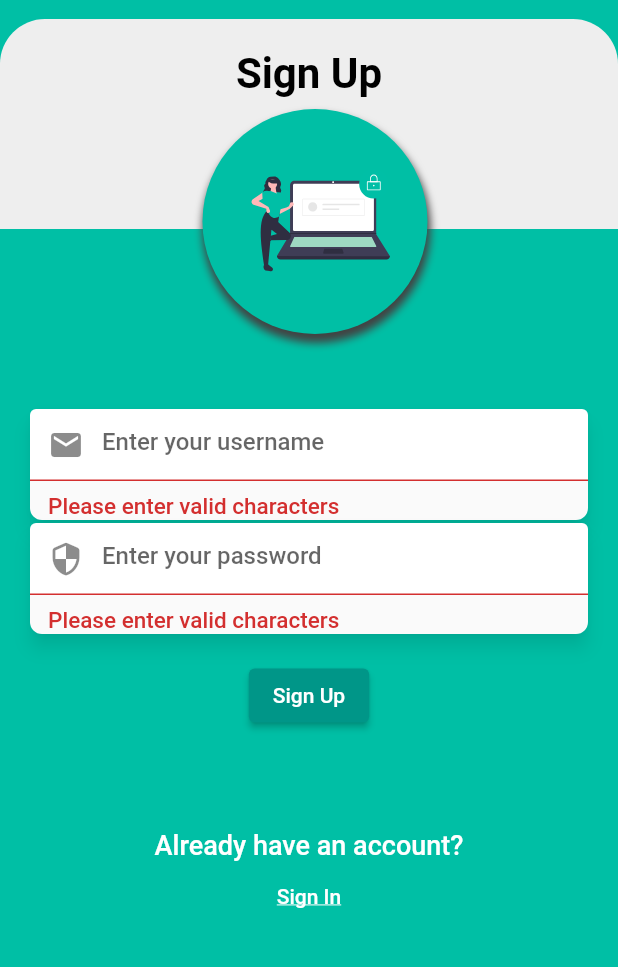
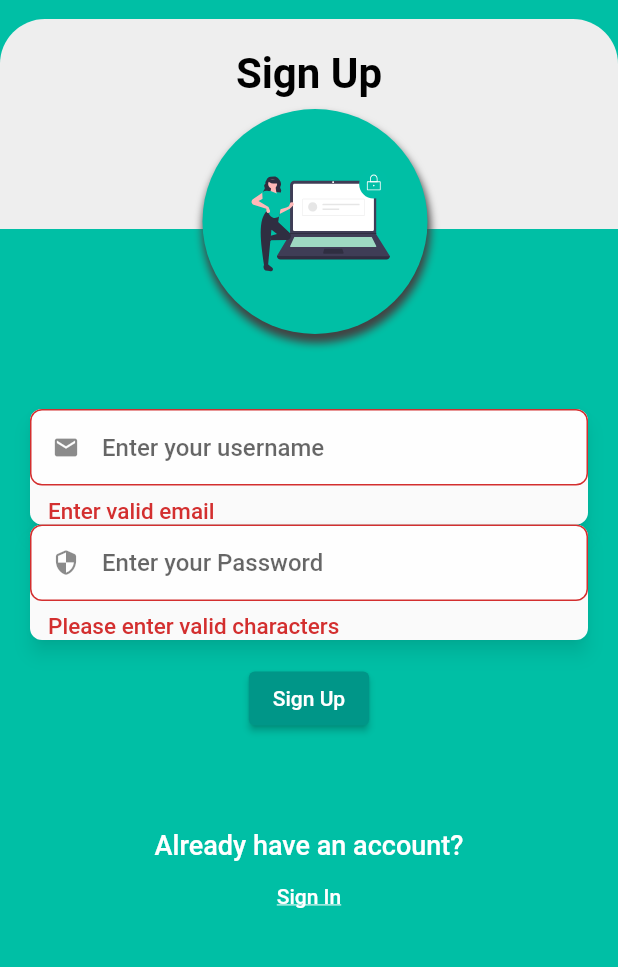
Before and after one commit to BuddhaNag12/sportify-flutter, a Flutter app: the SignUpScreen screen opened by its route, after a tap on "Sign Up", on a phone screen of 412 x 824 dp, the part 65-1032 px from its top. Run offline on Flutter 3.47's test engine with Material 2 defaults, Android fonts, the phone set to English and light mode, and no system bars; our stand-ins replace firebase_auth, firebase_core, flutter_icons, flutter_svg, get, google_maps_flutter; accounts and stored records are empty.

Commit message:
bindings and auth-controllers

```diff
--- /dev/null
+++ b/lib/bindings/auth_binding.dart
@@ -0,0 +1,12 @@
+import 'package:get/get.dart';
+import 'package:sportify/controllers/authController.dart';
+
+class AuthBindings extends Bindings {
+  @override
+  void dependencies() {
+    Get.lazyPut<AuthController>(
+      () => AuthController(),
+      fenix: true,
+    );
+  }
+}
--- /dev/null
+++ b/lib/controllers/authController.dart
@@ -0,0 +1,112 @@
+import 'package:firebase_auth/firebase_auth.dart';
+import 'package:flutter/cupertino.dart';
+import 'package:get/get.dart';
+import 'package:sportify/services/authServices.dart';
+import 'package:flutter/material.dart';
+
+class AuthController extends GetxController {
+  /* Auth State variables */
+  var isLoggedIn = false.obs;
+  var isLoading = false.obs;
+  var err = ''.obs;
+  var category = ''.obs;
+  List<dynamic> stateUser = [].obs;
+  /* ------------------------------- */
+
+  /* Auth State Controllers */
+  final TextEditingController emailController = TextEditingController();
+  final TextEditingController passWordController = TextEditingController();
+  final authClass = new FirebaseAuthentication();
+  final FirebaseAuth _auth = FirebaseAuth.instance;
+  /* ------------------------------- */
+
+  // Utility Methods
+  void showDialog(msg) {
+    Get.snackbar(
+      'Info',
+      '$msg',
+      colorText: Colors.white,
+      barBlur: 1.5,
+      icon: Icon(Icons.info_rounded,color: Colors.white,),
+      isDismissible: true,
+      leftBarIndicatorColor: Colors.red,
+      snackPosition: SnackPosition.BOTTOM,
+      backgroundColor: Colors.teal,
+      duration: Duration(seconds: 5),
+    );
+  }
+
+  void reset() {
+    this.err.value = '';
+    this.isLoggedIn.value = false;
+    this.stateUser.length = 0;
+    emailController.text = '';
+    passWordController.text = '';
+  }
+
+  @override
+  void onInit() {
+    checkIsLoggedIn();
+    super.onInit();
+  }
+
+  Future<void> signUpWithEmail() async {
+    this.isLoading.value = true;
+    try {
+      final userEmail = emailController.text;
+      final password = passWordController.text;
+      final response =
+          await authClass.signUpWithEmailPassword(userEmail, password);
+      if (response != null) {
+        isLoading.value = false;
+        Get.toNamed('/signin');
+      }
+    } catch (e) {
+      reset();
+      print('from con ${e.errMsg()}');
+      this.showDialog('${e.errMsg()}');
+      this.err.value = e.errMsg();
+      isLoading.value = false;
+    }
+  }
+
+  Future<void> signInWithEmail() async {
+    this.isLoading.value = true;
+
+    try {
+      final userEmail = emailController.text;
+      final password = passWordController.text;
+      final response =
+          await authClass.signInWithEmailService(userEmail, password);
+      if (response != null) {
+        this.isLoggedIn.value = true;
+        this.isLoading.value = false;
+        Get.offNamed('/view_events');
+      }
+    } catch (e) {
+      reset();
+      this.showDialog('Password Invalid');
+      this.err.value = e.errMsg();
+      isLoading.value = false;
+    }
+  }
+
+  Future<void> checkIsLoggedIn() async {
+    _auth.authStateChanges().listen((User user) {
+      if (user == null) {
+        print('User is currently signed out!');
+        this.showDialog('User is currently signed out!');
+      } else {
+        print('User is signed in!');
+        this.isLoggedIn.value = true;
+        this.stateUser.add(user);
+      }
+    });
+  }
+
+  void logOut() {
+    _auth.signOut().then((s) {
+      reset();
+    });
+  }
+}
--- a/lib/controllers/global_Controller.dart
+++ /dev/null
@@ -1,40 +0,0 @@
-import 'package:flutter/cupertino.dart';
-import 'package:get/get.dart';
-import 'package:sportify/services/authServices.dart';
-
-class GlobalController extends GetxController {
-  var isLoggedIn = true.obs;
-
-  final TextEditingController emailController = TextEditingController();
-  final TextEditingController passWordController = TextEditingController();
-
-  var category = ''.obs;
-  void loginWithGoogle() async {}
-
-  void logout() {}
-
-  void changeCategoryValue(String val) {
-    this.category.value = val;
-  }
-
-  Future<void> signUpWithEmail() async {
-    final userEmail = emailController.text;
-    final password = passWordController.text;
-    final response = await signUpWithEmailPassword(userEmail, password);
-    if (response.uid.isNotEmpty) {
-      this.isLoggedIn.value = true;
-      Get.toNamed('/signin');
-    }
-    print(response);
-  }
-
-  Future<void> signInWithEmail() async {
-    final userEmail = emailController.text;
-    final password = passWordController.text;
-    final response = await signInWithEmailService(userEmail, password);
-    if (response != null) {
-      print(response);
-      this.isLoggedIn.value = true;
-    }
-  }
-}
--- a/lib/global_widgets/InputField.dart
+++ b/lib/global_widgets/InputField.dart
@@ -1,87 +1,86 @@
 import 'package:flutter/material.dart';
 import 'package:get/get.dart';
-import 'package:sportify/controllers/global_Controller.dart';
+import 'package:sportify/controllers/authController.dart';
 
-class InputField extends StatelessWidget {
-  final bool isUserName;
-  final GlobalController controller = Get.find();
-  InputField({Key key, @required this.isUserName}) : super(key: key);
+class EmailInputField extends StatelessWidget {
+  final AuthController controller = Get.find();
+  EmailInputField({Key key}) : super(key: key);
 
   @override
   Widget build(BuildContext context) {
+    var inputDecoration = InputDecoration(
+      hintText: 'Enter your username',
+      fillColor: Colors.white70,
+      filled: true,
+      border: OutlineInputBorder(
+        borderRadius: BorderRadius.all(Radius.circular(8)),
+        borderSide: BorderSide(
+          width: 2,
+          color: Colors.white,
+        ),
+      ),
+       isDense: true,
+      prefixIcon: Icon(Icons.email),
+    );
     return Material(
       elevation: 5.0,
       shadowColor: Colors.black45,
       borderRadius: BorderRadius.circular(8),
       child: TextFormField(
-        controller: this.isUserName
-            ? controller.emailController
-            : controller.passWordController,
-        obscureText: this.isUserName ? false : true,
+        controller: controller.emailController,
+        validator: (String value) {
+          if (!GetUtils.isEmail(value)) {
+            return 'Enter valid email';
+          } else if (value == null || value.isEmpty) {
+            return 'Please enter valid characters';
+          } else {
+            print(value);
+            return null;
+          }
+        },
+        decoration: inputDecoration,
+      ),
+    );
+  }
+}
+
+class PasswordInputField extends StatelessWidget {
+  final AuthController controller = Get.find();
+  PasswordInputField({Key key}) : super(key: key);
+
+  @override
+  Widget build(BuildContext context) {
+    var inputDecoration = InputDecoration(
+      hintText: 'Enter your Password',
+      fillColor: Colors.white70,
+      filled: true,
+      border: OutlineInputBorder(
+        borderRadius: BorderRadius.all(Radius.circular(8)),
+        borderSide: BorderSide(
+          width: 2,
+          color: Colors.white,
+        ),
+      ),
+      isDense: true,
+      prefixIcon: Icon(Icons.security_rounded),
+    );
+    return Material(
+      elevation: 5.0,
+      shadowColor: Colors.black45,
+      borderRadius: BorderRadius.circular(8),
+      child: TextFormField(
+        controller: controller.passWordController,
+        obscureText: true,
         validator: (String value) {
           if (value == null || value.isEmpty) {
             return 'Please enter valid characters';
           } else {
             print(value);
+            return null;
           }
-          return null;
         },
-        decoration: InputDecoration(
-          hintText:
-              this.isUserName ? 'Enter your username' : 'Enter your password',
-          fillColor: Colors.white,
-          filled: true,
-          prefixIcon:
-              Icon(this.isUserName ? Icons.email : Icons.security_rounded),
-          focusedBorder: OutlineInputBorder(
-              borderRadius: BorderRadius.all(Radius.circular(8)),
-              borderSide: BorderSide(
-                width: 3,
-                color: Colors.white10,
-              )),
-          enabledBorder: OutlineInputBorder(
-            borderRadius: BorderRadius.all(Radius.circular(8)),
-            borderSide: BorderSide(
-              width: 3,
-              color: Colors.white10,
-            ),
-          ),
-        ),
+        decoration: inputDecoration,
       ),
     );
   }
 }
-
-Widget textInputField(context, {String inputTitle}) {
-  return Material(
-    elevation: 5.0,
-    shadowColor: Colors.black45,
-    borderRadius: BorderRadius.circular(8),
-    child: TextFormField(
-      validator: (String value) {
-        if (value == null || value.isEmpty) {
-          return 'Please enter valid characters';
-        }
-        return null;
-      },
-      decoration: InputDecoration(
-        hintText: 'Enter your $inputTitle',
-        fillColor: Colors.white,
-        filled: true,
-        focusedBorder: OutlineInputBorder(
-            borderRadius: BorderRadius.all(Radius.circular(8)),
-            borderSide: BorderSide(
-              width: 3,
-              color: Colors.white10,
-            )),
-        enabledBorder: OutlineInputBorder(
-          borderRadius: BorderRadius.all(Radius.circular(8)),
-          borderSide: BorderSide(
-            width: 3,
-            color: Colors.white10,
-          ),
-        ),
-      ),
-    ),
-  );
-}
--- a/lib/main.dart
+++ b/lib/main.dart
@@ -12,7 +12,7 @@ void main() async {
       defaultTransition: Transition.native,
       debugShowCheckedModeBanner: false,
       title: "Sportify",
-      initialRoute: Routes.HOME,
+      initialRoute: Routes.SPLASH,
       getPages: AppPages.routes,
       theme: ThemeData(
         textTheme: TextTheme(
--- a/lib/routes/app_routes.dart
+++ b/lib/routes/app_routes.dart
@@ -1,6 +1,4 @@
 part of 'app_pages.dart';
-// DO NOT EDIT. This is code generated via package:get_cli/get_cli.dart
-
 abstract class Routes{
   static const SPLASH='/splash';
   static const HOME = '/home';
--- a/lib/screens/authStack/SignUpScreen.dart
+++ b/lib/screens/authStack/SignUpScreen.dart
@@ -1,15 +1,14 @@
 import 'package:flutter/material.dart';
 import 'package:flutter_svg/flutter_svg.dart';
 import 'package:get/get.dart';
-import 'package:sportify/controllers/global_Controller.dart';
-// import 'package:flutter_icons/flutter_icons.dart';
+import 'package:sportify/controllers/authController.dart';
 import 'package:sportify/global_widgets/InputField.dart';
 import 'package:sportify/global_widgets/appbar.dart';
 import 'package:sportify/widgets/localWidgets.dart';
 
-class SignUpScreen extends StatelessWidget {
+class SignUpScreen extends GetView<AuthController>{
   final GlobalKey<FormState> _formKey = GlobalKey<FormState>();
-  final GlobalController eventStore = Get.put(GlobalController());
+  final AuthController eventStore = Get.put(AuthController());
 
   @override
   Widget build(BuildContext context) {
@@ -103,25 +102,35 @@ class SignUpScreen extends StatelessWidget {
                                 mainAxisAlignment:
                                     MainAxisAlignment.spaceBetween,
                                 children: [
-                                  new InputField(
-                                    isUserName: true,
-                                  ),
-                                  new InputField(
-                                    isUserName: false,
-                                  ),
-                                  Padding(
+                                  new EmailInputField(),
+                                  new PasswordInputField(),
+                                  Obx(
+                                    () => Padding(
                                       padding: const EdgeInsets.all(15),
-                                    child: ElevatedButton(
+                                      child: eventStore.isLoading.value == true
+                                          ? CircularProgressIndicator(
+                                              backgroundColor: Colors.white,
+                                            )
+                                          : ElevatedButton(
                                               onPressed: () {
-                                        if (_formKey.currentState.validate()) {
-                                          // Process data.
-
+                                                if (_formKey.currentState
+                                                    .validate()) {
+                                                  eventStore
+                                                      .signUpWithEmail()
+                                                      .then(
+                                                        (value) =>
+                                                            eventStore.reset(),
+                                                      )
+                                                      .catchError(
+                                                        (onError) =>
+                                                            eventStore.reset(),
+                                                      );
                                                 }
-                                        eventStore.signUpWithEmail();
                                               },
                                               child: const Text('Sign Up'),
                                             ),
                                     ),
+                                  )
                                 ],
                               ),
                             ),
--- a/lib/services/authServices.dart
+++ b/lib/services/authServices.dart
@@ -1,39 +1,50 @@
 import 'package:firebase_auth/firebase_auth.dart';
+import 'package:sportify/services/errorService.dart';
 
-import 'package:sportify/models/authUser.dart';
+class FirebaseAuthentication {
+  final FirebaseAuth _auth = FirebaseAuth.instance;
+  var error;
 
-Future<AuthUser> signUpWithEmailPassword(
-    String username, String password) async {
-  // Trigger the authentication flow
+  Future<User> signUpWithEmailPassword(String username, String password) async {
     try {
-    UserCredential cred = await FirebaseAuth.instance
-        .createUserWithEmailAndPassword(email: username, password: password);
-
-    return AuthUser(email: cred.user.email, uid: cred.user.uid);
+      UserCredential cred = await _auth.createUserWithEmailAndPassword(
+          email: username.trim(), password: password.trim());
+      return cred.user;
     } on FirebaseAuthException catch (e) {
+      this.error = e.code;
+      print(e.code);
       if (e.code == 'weak-password') {
-      print('The password provided is too weak.');
+        throw new WeakPassword();
       } else if (e.code == 'email-already-in-use') {
-      print('The account already exists for that email.');
+        throw new EmailExist();
+      } else if (e.code == 'invalid-email') {
+        throw new InvalidEmail();
       }
-  } catch (e) {
-    print(e);
+      return null;
+    } catch (err) {
+      print(err);
       return null;
     }
+  }
+
+  Future<User> signInWithEmailService(String username, String password) async {
+    try {
+      UserCredential cred = await _auth.signInWithEmailAndPassword(
+          email: username.trim(), password: password.trim());
+      return cred.user;
+    } on FirebaseAuthException catch (e) {
+      this.error = e.code;
+      if (e.code == 'user-not-found') {
+        throw new UserNotFound();
+      } else if (e.code == 'wrong-password') {
+        throw new WrongPassword();
+      } else if (e.code == 'invalid-email') {
+        throw new InvalidEmail();
+      }
+      return null;
+    } catch (err) {
+      print(err);
       return null;
     }
-
-Future<AuthUser> signInWithEmailService(String username, String password) async {
-  try {
-    UserCredential cred = await FirebaseAuth.instance
-        .signInWithEmailAndPassword(email: username, password: password);
-    return AuthUser(email: cred.user.email, uid: cred.user.uid);
-  } on FirebaseAuthException catch (e) {
-    if (e.code == 'user-not-found') {
-      print('No user found for that email.');
-    } else if (e.code == 'wrong-password') {
-      print('Wrong password provided for that user.');
   }
 }
-  return null;
-}
--- /dev/null
+++ b/lib/services/errorService.dart
@@ -0,0 +1,24 @@
+/*
+  --------------
+  custom Throwable Exceptions for handling firebase auth
+  Todo: need Modifications
+  --------------
+
+*/
+
+
+class InvalidEmail implements Exception{
+  String errMsg() => 'Email Should be a valid email';
+}
+class UserNotFound implements Exception{
+  String errMsg() => 'No users registered for the given email';
+}
+class WrongPassword implements Exception{
+  String errMsg() => 'Please Provide a valid password';
+}
+class WeakPassword implements Exception{
+  String errMsg() => 'Please Provide A strong password with minimum 8 characters';
+}
+class EmailExist implements Exception{
+  String errMsg() => 'Please provide an unique email';
+}
```
Also changed, not shown: lib/bindings/viewEvent_binding.dart (added, +12 -0 lines), lib/controllers/viewEventController.dart (added, +17 -0 lines), lib/routes/app_pages.dart (+12 -4 lines), lib/screens/authStack/LoginScreen.dart (+21 -10 lines), lib/screens/eventsStack/viewEventsScreen.dart (+9 -10 lines), lib/screens/homeScreen.dart (+41 -15 lines), lib/bindings/profile_binding.dart (added), lib/models/userDetails.dart (added), 1 other file. Lines whose indentation alone changed are shown as unchanged.
